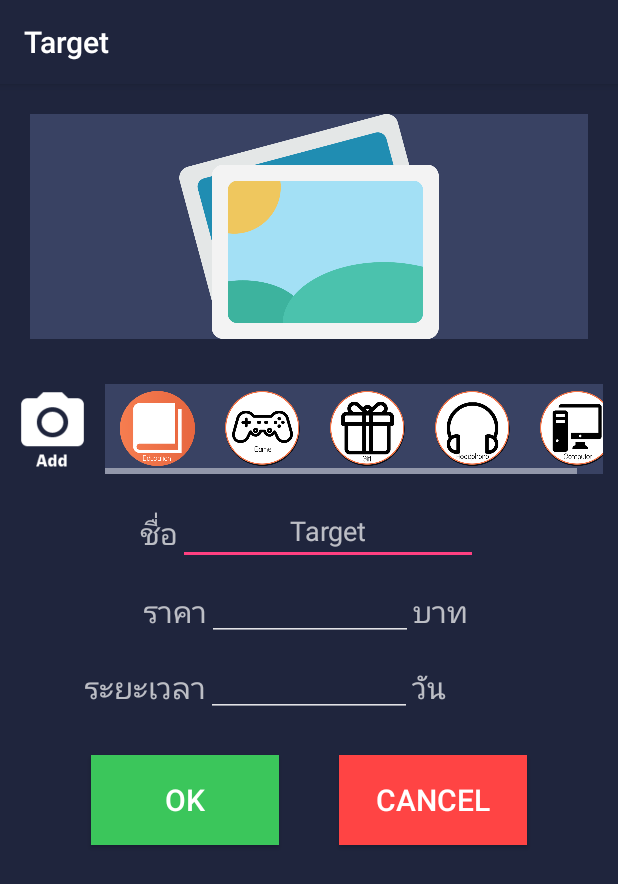
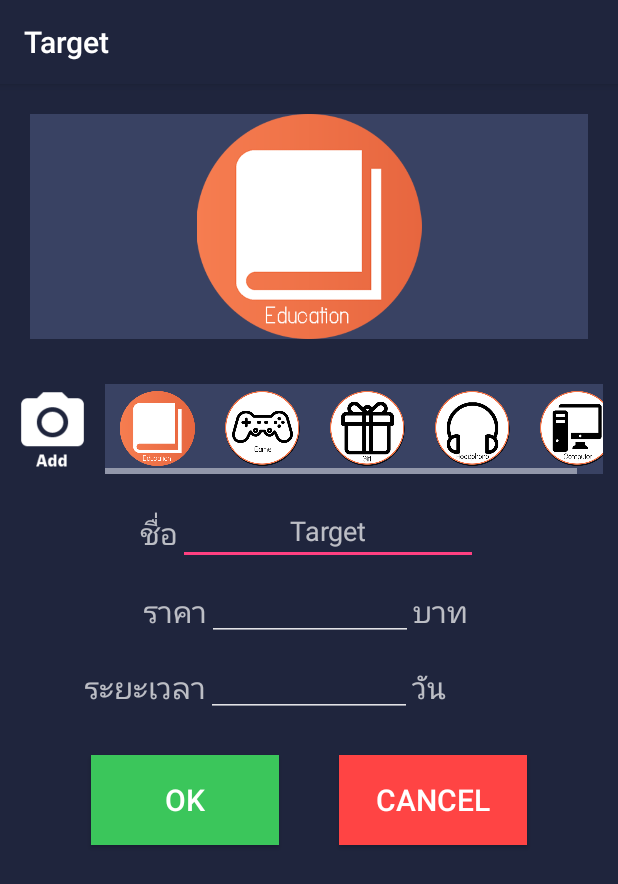
Before and after one commit to KornkamonS/Money, an Android app: the Add_Target screen opened directly, with no data from a screen before it, on a phone screen of 412 x 824 dp. Shown: the top 884 px of the screen. Run offline under Robolectric (Android 15) with nearby library versions, the phone set to English and light mode, and no system bars.

Commit message:
update target

```diff
--- a/app/src/main/res/layout/content_add__target.xml
+++ b/app/src/main/res/layout/content_add__target.xml
@@ -42,8 +42,7 @@
                         android:id="@+id/imageView4"
                         android:layout_width="150dp"
                         android:layout_height="150dp"
-                        app:srcCompat="@drawable/main"
-                        />
+                        app:srcCompat="@drawable/learning1" />
                 </TableRow>
                 <TableRow
                     android:layout_width="match_parent"
```
